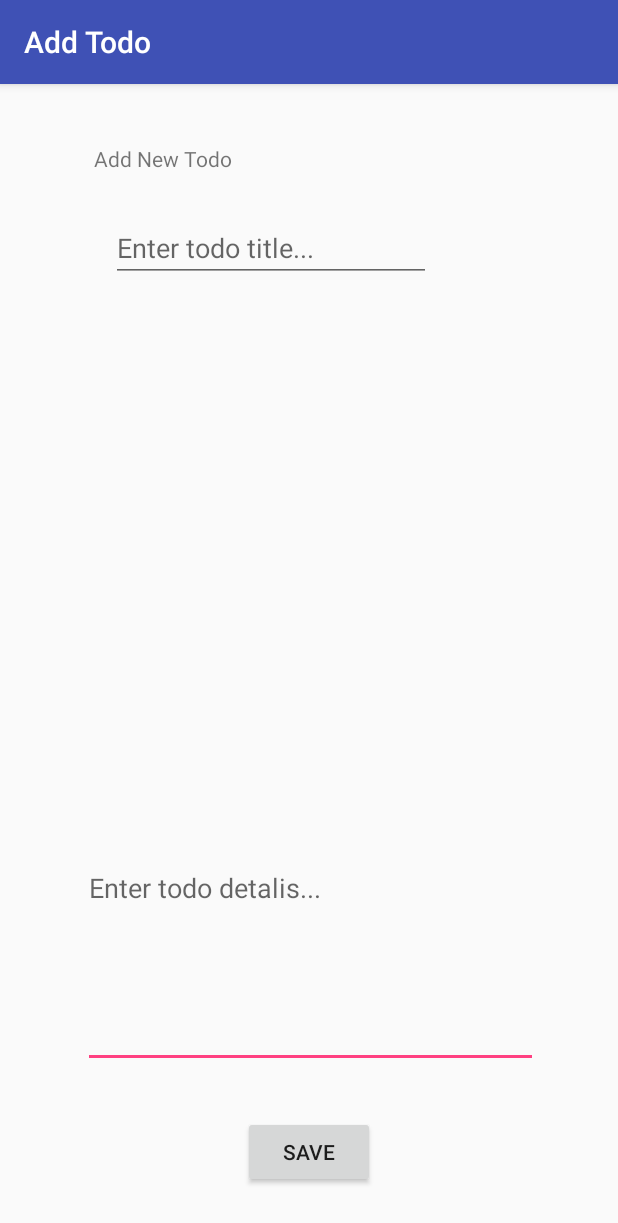
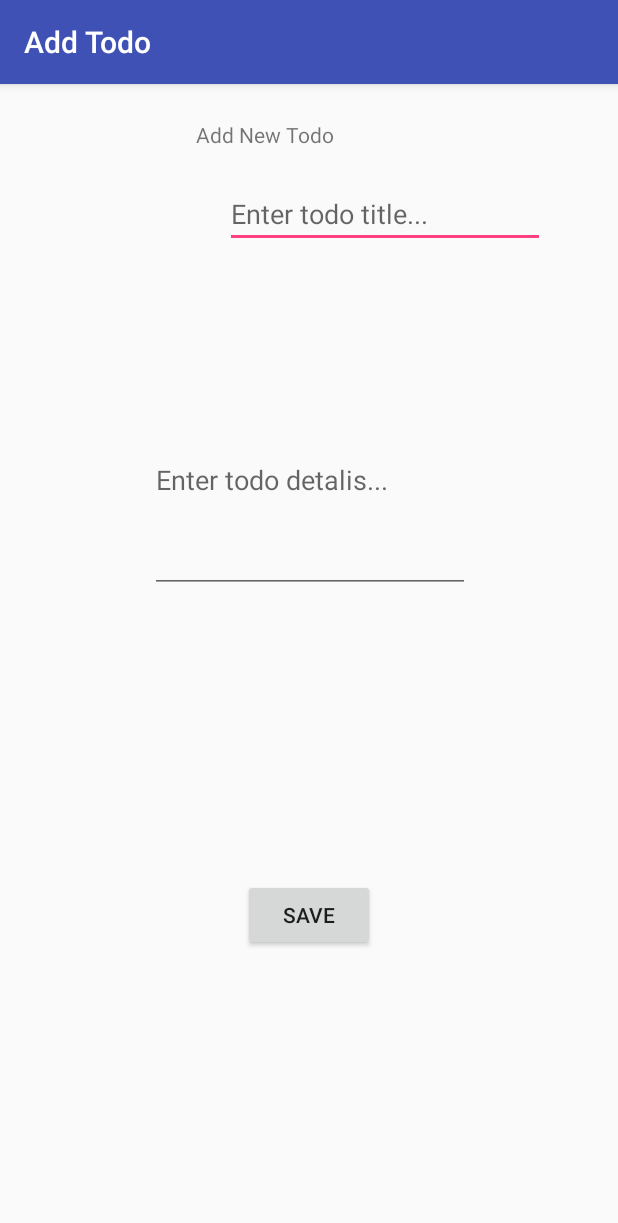
Before and after one commit to Yoni-Satat/andoid_java_final_project, an Android app: the AddTaskActivity screen opened directly, with no data from a screen before it, on a phone screen of 412 x 824 dp. Shown: the top 1223 px of the screen. Run offline under Robolectric (Android 15) with nearby library versions, the phone set to English and light mode, and no system bars.

Commit message:
added dueDate to textview

```diff
--- a/app/src/main/java/codeclan/com/todoapp/controllers/CalenderActivity.java
+++ b/app/src/main/java/codeclan/com/todoapp/controllers/CalenderActivity.java
@@ -6,6 +6,7 @@ import android.os.Bundle;
 import android.view.View;
 import android.widget.CalendarView;
 import android.widget.DatePicker;
+import android.widget.TextView;
 
 import java.util.Calendar;
 
@@ -50,6 +51,8 @@ public class CalenderActivity extends AppCompatActivity implements DatePicker.On
     @Override
     public void onDateChanged(DatePicker datePicker, int year, int monthOfYear, int dayOfMonth) {
 
+
+
         String date = dayOfMonth + "/" + (monthOfYear + 1);
 
         task.setDueDate(date);
--- a/app/src/main/java/codeclan/com/todoapp/models/Task.java
+++ b/app/src/main/java/codeclan/com/todoapp/models/Task.java
@@ -51,7 +51,7 @@ public class Task {
         if (this.completed == false) {
             return "Get it done";
         } else {
-            return "Completed";
+            return "Yay one less to go";
         }
     }
 
--- a/app/src/main/java/codeclan/com/todoapp/models/TasksAdapter.java
+++ b/app/src/main/java/codeclan/com/todoapp/models/TasksAdapter.java
@@ -42,12 +42,21 @@ public class TasksAdapter extends ArrayAdapter<Task> {
 
         TextView goToCalender = listItemsView.findViewById(R.id.textView_dateDue);
 
+        TextView dueDate = listItemsView.findViewById(R.id.textView_dateDue);
+
+
+        String dueDateStr = currentTaskItem.getDueDate();
+        if(dueDateStr == null) {
+            dueDateStr = "SELECT DATE";
+        }
+         dueDate.setText(dueDateStr);
 
         // set tag for the onClick event:
         completed.setTag(currentTaskItem);
         deleteTask.setTag(currentTaskItem);
         title.setTag(currentTaskItem);
         goToCalender.setTag(currentTaskItem);
+        dueDate.setTag(currentTaskItem);
 
         return listItemsView;
     }
--- a/app/src/main/res/layout/activity_add_task.xml
+++ b/app/src/main/res/layout/activity_add_task.xml
@@ -12,28 +12,43 @@
         android:layout_height="32dp"
         android:layout_marginEnd="8dp"
         android:layout_marginStart="24dp"
-        android:layout_marginTop="40dp"
+        android:layout_marginTop="24dp"
         android:text="@string/add_new_task"
         app:layout_constraintEnd_toEndOf="parent"
-        app:layout_constraintHorizontal_bias="0.164"
+        app:layout_constraintHorizontal_bias="0.456"
         app:layout_constraintStart_toStartOf="parent"
         app:layout_constraintTop_toTopOf="parent"
         tools:text="@string/add_new_task" />
 
     <EditText
-        android:id="@+id/addTaskField"
-        android:layout_width="303dp"
-        android:layout_height="239dp"
-        android:layout_marginBottom="112dp"
+        android:id="@+id/editText2"
+        android:layout_width="wrap_content"
+        android:layout_height="wrap_content"
         android:layout_marginEnd="8dp"
         android:layout_marginStart="8dp"
+        android:layout_marginTop="8dp"
+        android:ems="10"
+        android:hint="@string/todo_title"
+        android:inputType="textPersonName"
+        app:layout_constraintEnd_toEndOf="parent"
+        app:layout_constraintHorizontal_bias="0.779"
+        app:layout_constraintStart_toStartOf="parent"
+        app:layout_constraintTop_toBottomOf="@+id/add_title" />
+
+    <EditText
+        android:id="@+id/addTaskField"
+        android:layout_width="wrap_content"
+        android:layout_height="150dp"
+        android:layout_marginEnd="8dp"
+        android:layout_marginStart="8dp"
+        android:layout_marginTop="80dp"
         android:ems="10"
         android:hint="@string/enter_task"
-        android:inputType="textPersonName"
-        app:layout_constraintBottom_toBottomOf="parent"
+        android:inputType="textMultiLine"
         app:layout_constraintEnd_toEndOf="parent"
-        app:layout_constraintHorizontal_bias="0.512"
-        app:layout_constraintStart_toStartOf="parent" />
+        app:layout_constraintHorizontal_bias="0.503"
+        app:layout_constraintStart_toStartOf="parent"
+        app:layout_constraintTop_toBottomOf="@+id/editText2" />
 
     <Button
         android:id="@+id/save_new_todo"
@@ -51,21 +66,4 @@
         app:layout_constraintTop_toBottomOf="@+id/addTaskField"
         tools:text="@string/save_new_todo" />
 
-    <EditText
-        android:id="@+id/editText2"
-        android:layout_width="wrap_content"
-        android:layout_height="wrap_content"
-        android:layout_marginBottom="8dp"
-        android:layout_marginEnd="8dp"
-        android:layout_marginStart="8dp"
-        android:layout_marginTop="8dp"
-        android:ems="10"
-        android:hint="@string/todo_title"
-        android:inputType="textPersonName"
-        app:layout_constraintBottom_toTopOf="@+id/addTaskField"
-        app:layout_constraintEnd_toEndOf="parent"
-        app:layout_constraintHorizontal_bias="0.362"
-        app:layout_constraintStart_toStartOf="parent"
-        app:layout_constraintTop_toBottomOf="@+id/add_title"
-        app:layout_constraintVertical_bias="0.023" />
 </android.support.constraint.ConstraintLayout>
--- a/app/src/main/res/layout/activity_calender.xml
+++ b/app/src/main/res/layout/activity_calender.xml
@@ -20,4 +20,5 @@
         app:layout_constraintStart_toStartOf="parent"
         app:layout_constraintTop_toTopOf="parent"
         />
+
 </android.support.constraint.ConstraintLayout>
```
Also changed, not shown: 1 other file.
